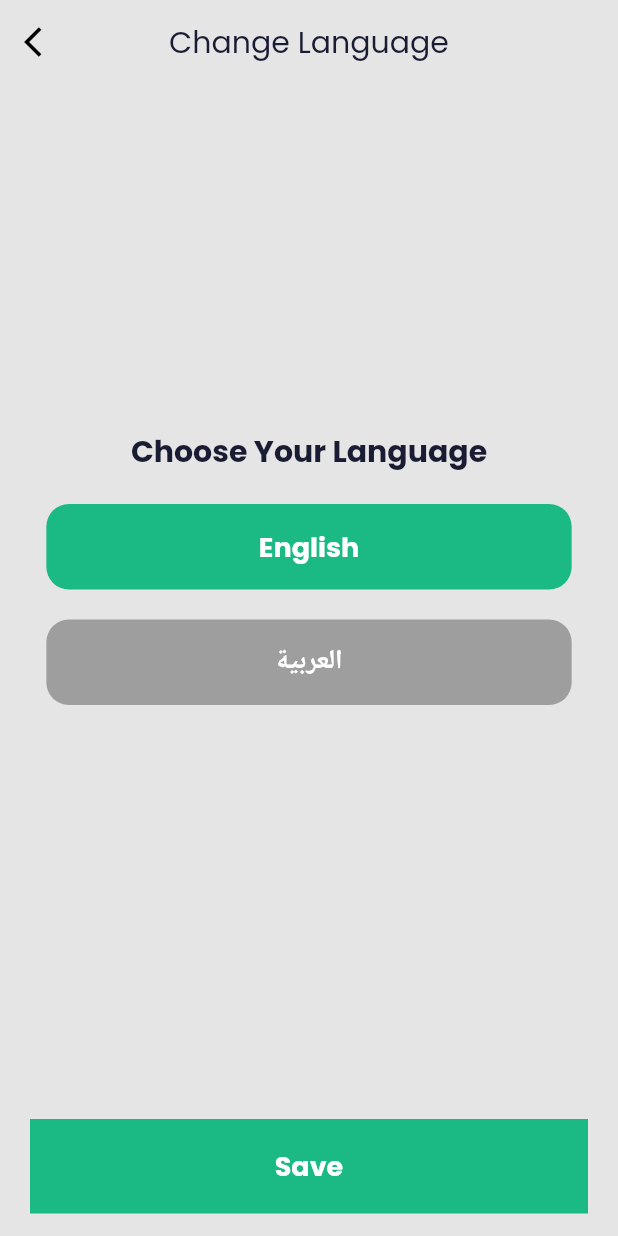
After one commit to salemali21/travel_app_flutter_b, a Flutter app: the ChangeLanguageScreen screen opened directly, on a phone screen of 412 x 824 dp. The commit adds this screen. Run offline on Flutter 3.47's test engine with Material 2 defaults, Android fonts, the phone set to English and light mode, and no system bars; our stand-ins replace carousel_slider, cloud_firestore, dio, firebase_auth, firebase_core, firebase_storage and 8 more; accounts and stored records are empty.

Commit message:
add change language screen

```diff
--- a/lib/controllers/home/home_controller.dart
+++ b/lib/controllers/home/home_controller.dart
@@ -42,7 +42,6 @@ class HomeController extends GetxController {
     documents.data()!.forEach((key, value) {
       popularCategory.add(CategoryModel.fromJson(value));
     });
-    print(popularCategory);
   }
 
   void onChangeContinent(int newIndex) {
@@ -51,11 +50,11 @@ class HomeController extends GetxController {
   }
 
   Future<void> getTours() async {
+    tours = [];
     var querySnapshot = await FirestoreServic.instance.getTours();
     querySnapshot.docs.forEach((element) {
       tours.add(TourModel.fromJson(element.data()));
     });
-    print(tours);
     update();
   }
 }
--- /dev/null
+++ b/lib/controllers/profile/change_language_controller.dart
@@ -0,0 +1,46 @@
+import 'package:flutter/material.dart';
+import 'package:get/get.dart';
+import 'package:travel_app/controllers/home/home_controller.dart';
+import 'package:travel_app/controllers/profile/profile_controller.dart';
+import 'package:travel_app/helpers/catch_storage.dart';
+import 'package:travel_app/helpers/constants.dart';
+
+class _LanguageModel {
+  final String IsoCode;
+  final String language;
+  _LanguageModel({
+    required this.IsoCode,
+    required this.language,
+  });
+}
+
+class ChangeLanguageController extends GetxController {
+  List<_LanguageModel> languages = [
+    _LanguageModel(IsoCode: "en", language: "English"),
+    _LanguageModel(IsoCode: "ar", language: "العربية"),
+  ];
+
+  String language = CatchStorage.get(k_langKey) ?? "en";
+
+  late int languageIndexSelected;
+
+  onInit() {
+    super.onInit();
+    languageIndexSelected = languages.indexWhere((element) => element.IsoCode == language);
+  }
+
+  void onChange(int newIndex) {
+    languageIndexSelected = newIndex;
+    update();
+  }
+
+  Future<void> updateLocal() async {
+    var selectedLanguage = languages[languageIndexSelected];
+    await CatchStorage.save(k_langKey, selectedLanguage.IsoCode);
+    await Get.updateLocale(Locale(selectedLanguage.IsoCode));
+    // update();
+    Get.find<ProfileController>().onInit();
+    Get.find<HomeController>().onInit();
+    Get.back();
+  }
+}
--- a/lib/controllers/splash_controller.dart
+++ b/lib/controllers/splash_controller.dart
@@ -11,7 +11,7 @@ class SplashController extends GetxController {
   void onInit() async {
     super.onInit();
 
-    await Future.delayed(Duration(seconds: 1));
+    await Future.delayed(Duration(seconds: 2));
 
     if (CatchStorage.get(k_langKey) == null) {
       await Get.off(() => ChooseLanguageScreen());
--- a/lib/helpers/binding.dart
+++ b/lib/helpers/binding.dart
@@ -8,6 +8,7 @@ import 'package:travel_app/controllers/home/search_results_controller.dart';
 import 'package:travel_app/controllers/home/tour_details_controller.dart';
 import 'package:travel_app/controllers/layout/layout_controller.dart';
 import 'package:travel_app/controllers/profile/add_card_controller.dart';
+import 'package:travel_app/controllers/profile/change_language_controller.dart';
 import 'package:travel_app/controllers/profile/currency_converter_controller.dart';
 import 'package:travel_app/controllers/profile/edit_account_controller.dart';
 import 'package:travel_app/controllers/profile/profile_controller.dart';
@@ -31,5 +32,6 @@ class Binding extends Bindings {
     Get.lazyPut(() => ProfileController(), fenix: true);
     Get.lazyPut(() => EditAccountController(), fenix: true);
     Get.lazyPut(() => CurrencyConverterController(), fenix: true);
+    Get.lazyPut(() => ChangeLanguageController(), fenix: true);
   }
 }
--- a/lib/multi_language/langeuages/ar.dart
+++ b/lib/multi_language/langeuages/ar.dart
@@ -108,4 +108,5 @@ Map<String, String> ar = {
   "Please enter an amount": "الرجاء إدخال مبلغ",
   "Please enter a valid amount": "يرجى إدخال مبلغ صالح",
   "The result :": "الناتج :",
+   "Change Language": "تغيير اللغة",
 };
--- a/lib/multi_language/langeuages/en.dart
+++ b/lib/multi_language/langeuages/en.dart
@@ -108,4 +108,5 @@ Map<String, String> en = {
   "Please enter an amount": "Please enter an amount",
   "Please enter a valid amount": "Please enter a valid amount",
   "The result :": "The result :",
+  "Change Language": "Change Language",
 };
--- /dev/null
+++ b/lib/views/profile/change_language_screen.dart
@@ -0,0 +1,80 @@
+import 'package:flutter/material.dart';
+import 'package:get/get.dart';
+import 'package:travel_app/components/custom_button.dart';
+import 'package:travel_app/components/custom_text.dart';
+import 'package:travel_app/controllers/profile/change_language_controller.dart';
+import 'package:travel_app/helpers/constants.dart';
+
+class ChangeLanguageScreen extends GetWidget<ChangeLanguageController> {
+  const ChangeLanguageScreen({Key? key}) : super(key: key);
+
+  @override
+  Widget build(BuildContext context) {
+    return Scaffold(
+      appBar: AppBar(
+        title: CustomText(
+          text: "Change Language".tr,
+          fontSize: 20,
+        ),
+        centerTitle: true,
+        leading: IconButton(
+          onPressed: () => Get.back(),
+          icon: Icon(Icons.arrow_back_ios),
+        ),
+      ),
+      body: Container(
+        width: Get.width,
+        child: Column(
+          mainAxisAlignment: MainAxisAlignment.center,
+          children: [
+            CustomText(
+              text: "Choose Your Language",
+              fontWeight: FontWeight.bold,
+              fontSize: 20,
+            ),
+            SizedBox(height: 20),
+            GetBuilder<ChangeLanguageController>(builder: (controller) {
+              return Container(
+                height: 180,
+                width: Get.width * 0.85,
+                child: ListView.separated(
+                  itemCount: controller.languages.length,
+                  separatorBuilder: (BuildContext context, int index) {
+                    return SizedBox(
+                      height: 20,
+                    );
+                  },
+                  itemBuilder: (BuildContext context, int index) {
+                    return CustomButton(
+                      text: controller.languages[index].language,
+                      color:
+                          controller.languageIndexSelected == index ? k_primaryColor : Colors.grey,
+                      onPressed: () async {
+                        controller.onChange(index);
+                        // await controller.updateLocal(controller.languages[index].IsoCode);
+                        // await Get.off(() => OnBoardingScreen());
+                      },
+                    );
+                  },
+                ),
+              );
+            }),
+          ],
+        ),
+      ),
+      bottomNavigationBar: Container(
+        padding: EdgeInsets.symmetric(horizontal: 20),
+        margin: EdgeInsets.only(bottom: 15),
+        width: Get.width,
+        height: 63,
+        child: CustomButton(
+          text: "Save".tr,
+          onPressed: () async {
+            await controller.updateLocal();
+          },
+          radius: 0,
+        ),
+      ),
+    );
+  }
+}
--- a/lib/views/profile/profile_screen.dart
+++ b/lib/views/profile/profile_screen.dart
@@ -7,6 +7,7 @@ import 'package:travel_app/controllers/profile/profile_controller.dart';
 import 'package:travel_app/helpers/constants.dart';
 import 'package:travel_app/helpers/main_user.dart';
 import 'package:travel_app/views/profile/add_card_screen.dart';
+import 'package:travel_app/views/profile/change_language_screen.dart';
 import 'package:travel_app/views/profile/currency_converter_screen.dart';
 import 'package:travel_app/views/profile/edit_account_screen.dart';
 
@@ -58,6 +59,15 @@ class ProfileScreen extends GetWidget<ProfileController> {
               leadingIcon: Icons.add,
               sufixIcon: Icons.arrow_forward_ios,
               onTap: () => Get.to(() => AddCardScreen()),
+            ),
+            SizedBox(height: 25),
+            _BuildItem(
+              title: "Change Language".tr,
+              leadingIcon: Icons.language,
+              sufixIcon: Icons.arrow_forward_ios,
+              onTap: () {
+                Get.to(() => ChangeLanguageScreen());
+              },
             ),
             SizedBox(height: 25),
             _BuildItem(
```
